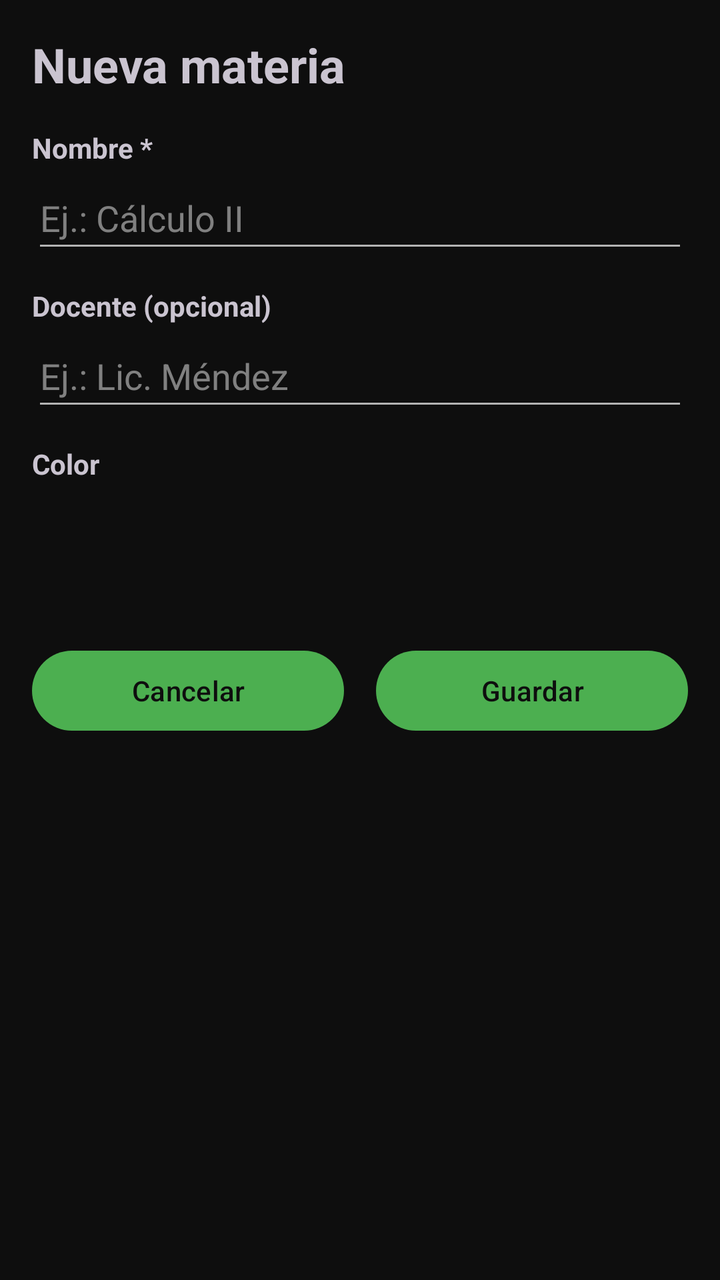
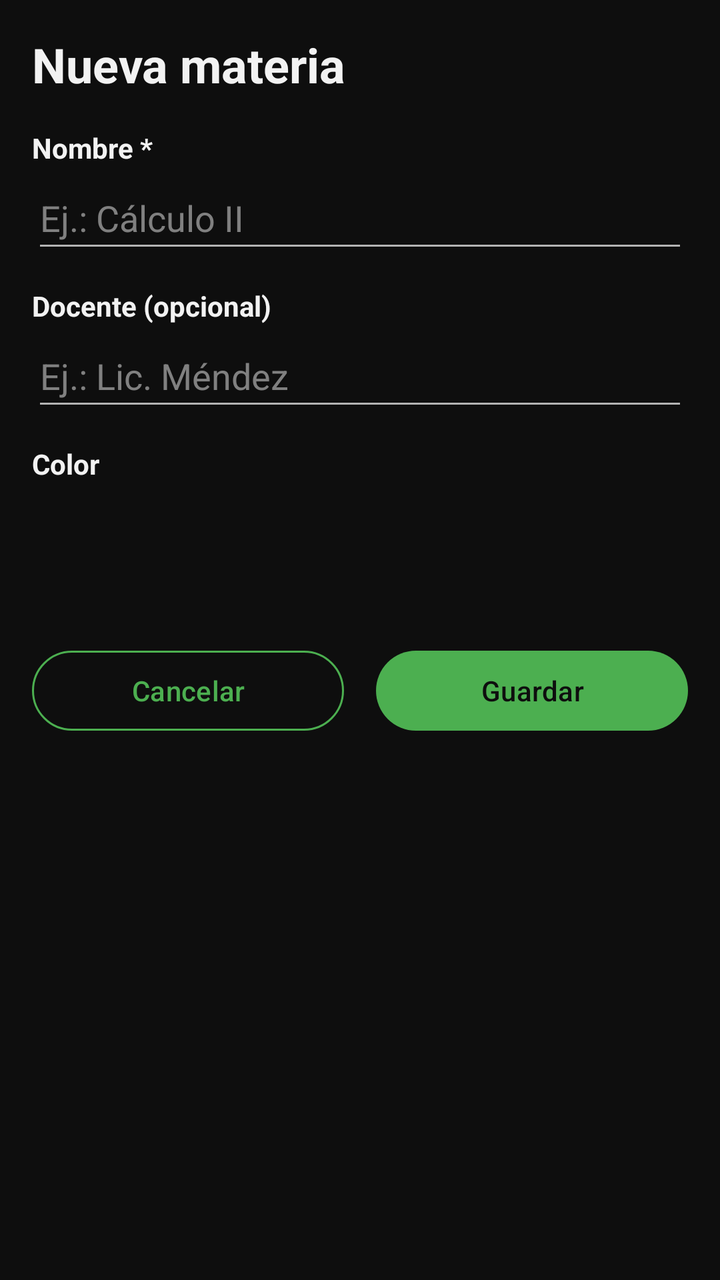

Before-and-after screenshots of an Android layout around one commit, followed by the original layout XML and the change that was made.
<!-- AndroidManifest.xml: application theme Theme.AgendaPersonal -->
<!-- res/layout/activity_materia_form.xml -->
<?xml version="1.0" encoding="utf-8"?>
<ScrollView xmlns:android="http://schemas.android.com/apk/res/android"
    xmlns:tools="http://schemas.android.com/tools"
    android:id="@+id/main"
    android:layout_width="match_parent"
    android:layout_height="match_parent"
    tools:context=".vista.MateriaFormActivity">

    
    <LinearLayout
        android:layout_width="match_parent"
        android:layout_height="wrap_content"
        android:orientation="vertical"
        android:padding="16dp">

        
        <TextView
            android:id="@+id/tvTitulo"
            android:layout_width="match_parent"
            android:layout_height="wrap_content"
            android:layout_marginBottom="16dp"
            android:text="@string/titulo_nueva_materia"
            android:textSize="24sp"
            android:textStyle="bold" />

        
        <TextView
            android:layout_width="wrap_content"
            android:layout_height="wrap_content"
            android:text="@string/etiqueta_nombre"
            android:textStyle="bold" />

        <EditText
            android:id="@+id/etNombre"
            android:layout_width="match_parent"
            android:layout_height="wrap_content"
            android:layout_marginBottom="12dp"
            android:hint="@string/pista_nombre_materia"
            android:importantForAutofill="no"
            android:inputType="textCapSentences"
            android:minHeight="48dp" />

        
        <TextView
            android:layout_width="wrap_content"
            android:layout_height="wrap_content"
            android:text="@string/etiqueta_docente"
            android:textStyle="bold" />

        <EditText
            android:id="@+id/etDocente"
            android:layout_width="match_parent"
            android:layout_height="wrap_content"
            android:layout_marginBottom="12dp"
            android:hint="@string/pista_docente"
            android:importantForAutofill="no"
            android:inputType="textPersonName|textCapWords"
            android:minHeight="48dp" />

        
        <TextView
            android:layout_width="wrap_content"
            android:layout_height="wrap_content"
            android:layout_marginBottom="8dp"
            android:text="@string/etiqueta_color"
            android:textStyle="bold" />

        <LinearLayout
            android:layout_width="wrap_content"
            android:layout_height="wrap_content"
            android:layout_marginBottom="24dp"
            android:orientation="horizontal">

            <View
                android:id="@+id/color1"
                android:layout_width="48dp"
                android:layout_height="48dp"
                android:layout_marginEnd="6dp"
                android:contentDescription="@string/color_azul"
                android:tag="#3F51B5" />

            <View
                android:id="@+id/color2"
                android:layout_width="48dp"
                android:layout_height="48dp"
                android:layout_marginEnd="6dp"
                android:contentDescription="@string/color_rojo"
                android:tag="#F44336" />

            <View
                android:id="@+id/color3"
                android:layout_width="48dp"
                android:layout_height="48dp"
                android:layout_marginEnd="6dp"
                android:contentDescription="@string/color_verde"
                android:tag="#4CAF50" />

            <View
                android:id="@+id/color4"
                android:layout_width="48dp"
                android:layout_height="48dp"
                android:layout_marginEnd="6dp"
                android:contentDescription="@string/color_naranja"
                android:tag="#FF9800" />

            <View
                android:id="@+id/color5"
                android:layout_width="48dp"
                android:layout_height="48dp"
                android:layout_marginEnd="6dp"
                android:contentDescription="@string/color_morado"
                android:tag="#9C27B0" />

            <View
                android:id="@+id/color6"
                android:layout_width="48dp"
                android:layout_height="48dp"
                android:contentDescription="@string/color_cafe"
                android:tag="#795548" />
        </LinearLayout>

        
        <LinearLayout
            android:layout_width="match_parent"
            android:layout_height="wrap_content"
            android:orientation="horizontal">

            <Button
                android:id="@+id/btnCancelar"
                android:layout_width="0dp"
                android:layout_height="wrap_content"
                android:layout_marginEnd="8dp"
                android:layout_weight="1"
                android:minHeight="48dp"
                android:text="@string/btn_cancelar" />

            <Button
                android:id="@+id/btnGuardar"
                android:layout_width="0dp"
                android:layout_height="wrap_content"
                android:layout_marginStart="8dp"
                android:layout_weight="1"
                android:minHeight="48dp"
                android:text="@string/btn_guardar" />
        </LinearLayout>
    </LinearLayout>
</ScrollView>
<!-- resources referenced by this layout -->
<resources>
  <string name="btn_cancelar">Cancelar</string>
  <string name="btn_guardar">Guardar</string>
  <string name="color_azul">Azul</string>
  <string name="color_cafe">Café</string>
  <string name="color_morado">Morado</string>
  <string name="color_naranja">Naranja</string>
  <string name="color_rojo">Rojo</string>
  <string name="color_verde">Verde</string>
  <string name="etiqueta_color">Color</string>
  <string name="etiqueta_docente">Docente (opcional)</string>
  <string name="etiqueta_nombre">Nombre *</string>
  <string name="pista_docente">Ej.: Lic. Méndez</string>
  <string name="pista_nombre_materia">Ej.: Cálculo II</string>
  <string name="titulo_nueva_materia">Nueva materia</string>
  <style name="Theme.AgendaPersonal" parent="Base.Theme.AgendaPersonal" />
  <style name="Base.Theme.AgendaPersonal" parent="Theme.Material3.Dark.NoActionBar">
          
          <item name="colorPrimary">@color/verde</item>
          <item name="colorOnPrimary">@color/texto_sobre_verde</item>
          
          <item name="colorPrimaryContainer">@color/verde_oscuro</item>
          <item name="colorOnPrimaryContainer">@color/texto</item>
          
          <item name="colorSecondary">@color/verde</item>
          <item name="colorOnSecondary">@color/texto_sobre_verde</item>
          <item name="colorSecondaryContainer">@color/verde_oscuro</item>
          <item name="colorOnSecondaryContainer">@color/texto</item>
          <item name="colorTertiary">@color/verde</item>
          <item name="colorOnTertiary">@color/texto_sobre_verde</item>
          
          <item name="colorAccent">@color/verde</item>
  
          
          <item name="android:colorBackground">@color/fondo</item>
          <item name="android:windowBackground">@color/fondo</item>
          <item name="colorOnBackground">@color/texto</item>
          
          <item name="colorSurface">@color/fondo</item>
          <item name="colorOnSurface">@color/texto</item>
          <item name="colorSurfaceVariant">@color/tarjeta</item>
          <item name="colorOnSurfaceVariant">@color/texto_secundario</item>
          <item name="colorSurfaceContainerLowest">@color/fondo</item>
          <item name="colorSurfaceContainerLow">@color/tarjeta</item>
          <item name="colorSurfaceContainer">@color/tarjeta</item>
          <item name="colorSurfaceContainerHigh">@color/tarjeta_alta</item>
          <item name="colorSurfaceContainerHighest">@color/tarjeta_alta</item>
          
          <item name="colorOutline">@color/borde</item>
          <item name="colorOutlineVariant">@color/borde</item>
  
          
          <item name="android:textColorPrimary">@color/texto</item>
          <item name="android:textColorSecondary">@color/texto_secundario</item>
          <item name="android:textColorHint">@color/texto_pista</item>
      </style>
  <color name="verde">#FF4CAF50</color>
  <color name="texto_sobre_verde">#FF0E0E0E</color>
  <color name="verde_oscuro">#FF2E7D32</color>
  <color name="texto">#FFF2F2F2</color>
  <color name="fondo">#FF0E0E0E</color>
  <color name="tarjeta">#FF1C1C1C</color>
  <color name="texto_secundario">#FFB3B3B3</color>
  <color name="tarjeta_alta">#FF262626</color>
  <color name="borde">#FF3D3D3D</color>
  <color name="texto_pista">#FF808080</color>
</resources>

<!-- the commit's change to res/layout/activity_materia_form.xml (unified diff, before → after) -->
@@ -127,6 +127,7 @@
 
             <Button
                 android:id="@+id/btnCancelar"
+                style="@style/BotonSecundario"
                 android:layout_width="0dp"
                 android:layout_height="wrap_content"
                 android:layout_marginEnd="8dp"
@@ -136,6 +137,7 @@
 
             <Button
                 android:id="@+id/btnGuardar"
+                style="@style/BotonPrincipal"
                 android:layout_width="0dp"
                 android:layout_height="wrap_content"
                 android:layout_marginStart="8dp"
<!-- resource entries referenced after the edit -->
@@ -14,6 +14,16 @@
   <string name="pista_docente">Ej.: Lic. Méndez</string>
   <string name="pista_nombre_materia">Ej.: Cálculo II</string>
   <string name="titulo_nueva_materia">Nueva materia</string>
+  <style name="BotonPrincipal" parent="Widget.Material3.Button">
+          <item name="android:minHeight">48dp</item>
+          <item name="backgroundTint">@color/verde</item>
+          <item name="android:textColor">@color/texto_sobre_verde</item>
+      </style>
+  <style name="BotonSecundario" parent="Widget.Material3.Button.OutlinedButton">
+          <item name="android:minHeight">48dp</item>
+          <item name="strokeColor">@color/verde</item>
+          <item name="android:textColor">@color/verde</item>
+      </style>
   <style name="Theme.AgendaPersonal" parent="Base.Theme.AgendaPersonal" />
   <style name="Base.Theme.AgendaPersonal" parent="Theme.Material3.Dark.NoActionBar">
           
@@ -54,6 +64,9 @@
           <item name="android:textColorPrimary">@color/texto</item>
           <item name="android:textColorSecondary">@color/texto_secundario</item>
           <item name="android:textColorHint">@color/texto_pista</item>
+          
+          <item name="android:textColorTertiary">@color/texto</item>
+          <item name="android:textColorPrimaryDisableOnly">@color/texto</item>
       </style>
   <color name="verde">#FF4CAF50</color>
   <color name="texto_sobre_verde">#FF0E0E0E</color>
